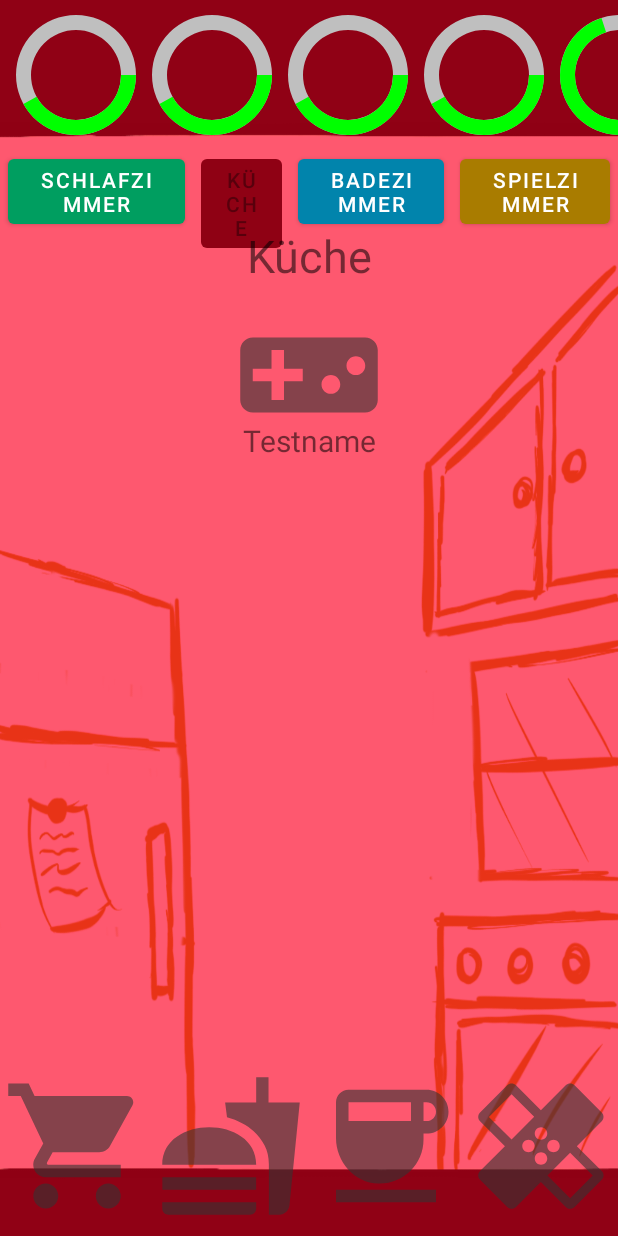
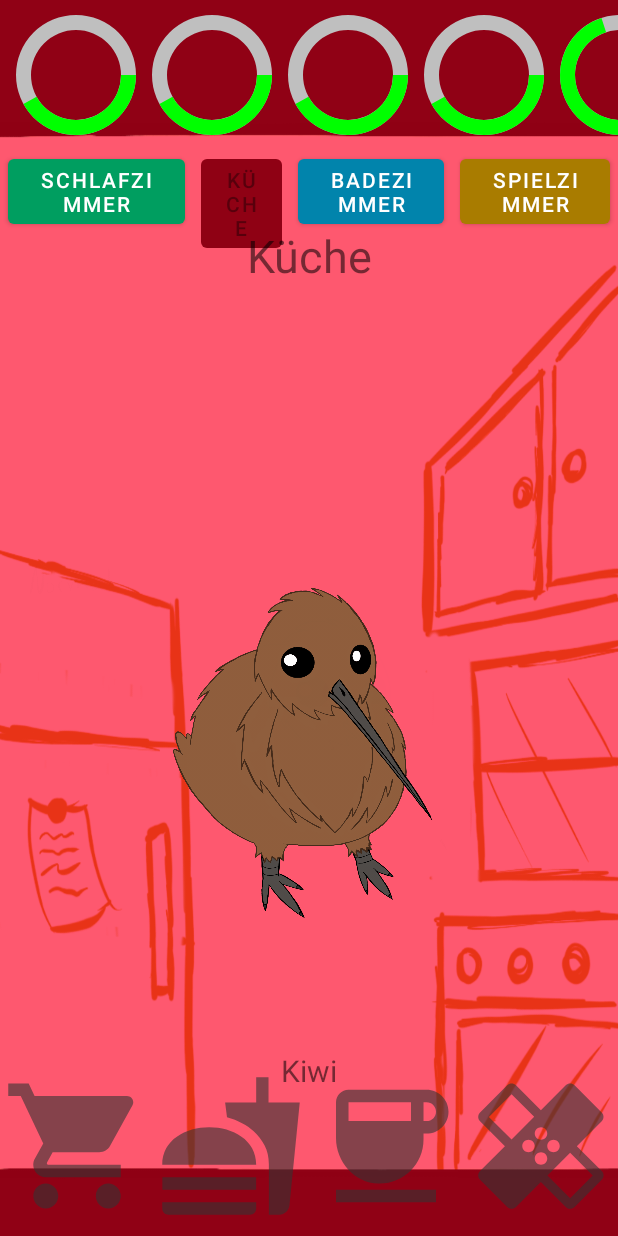
Before and after one commit to Puelro/Tamagochi, an Android app: the Game screen opened directly, with no data from a screen before it, after a tap on "KÜCHE", on a phone screen of 412 x 824 dp. Run offline under Robolectric (Android 15) with nearby library versions, the phone set to English and light mode, and no system bars; 2 other taps on this screen came first.

Commit message:
Pet-Bild eingefügt JavaDoc hinzugefügt

```diff
--- a/app/src/main/java/com/example/tamagochi/Game.java
+++ b/app/src/main/java/com/example/tamagochi/Game.java
@@ -12,10 +12,16 @@ import android.widget.TextView;
 import androidx.appcompat.app.AlertDialog;
 import androidx.appcompat.app.AppCompatActivity;
 
+/**
+ * Manages the Main-Features of the App
+ * @author Robin
+ */
 public class Game extends AppCompatActivity {
 
+    /**Pet*/
     private Pet myPet;
 
+    /**ProgressbarManager for Pets values*/
     ProgressBarManager progressBarManager;
 
     /**Number of food-supplies*/
@@ -44,7 +50,7 @@ public class Game extends AppCompatActivity {
     private ImageButton buttonFood;
     private ImageButton buttonCoffee;
     private ImageButton buttonPotion;
-    private ImageButton buttonStore;
+    private ImageButton buttonShop;
     private ImageButton buttonSleep;
     private ImageButton buttonPlay;
     private ImageButton buttonPet;
@@ -60,20 +66,24 @@ public class Game extends AppCompatActivity {
         super.onCreate(savedInstanceState);
         setContentView(R.layout.activity_game);
 
-        myPet = new Pet("Testname", 50,50,50,50,70,true,0);
+        myPet = new Pet("Kiwi", 50,50,50,50,70,true,0);
 
+        /**initialize TextViews*/
         textViewRoom = findViewById(R.id.tvRoom);
         textViewName = findViewById(R.id.tvName);
         textViewName.setText(myPet.getName());
         root=(LinearLayout)findViewById(R.id.root);
 
+        /**initialize ProgressBarManager*/
         progressBarManager = new ProgressBarManager(this);
         progressBarManager.updateProgressbarHunger(30);
 
         updateProgressbarAll();
 
+        /**start Timer to reduce values*/
         timer.run();
 
+        /**Button to go back to MainMenu*/
         buttonMenu = findViewById(R.id.btnMenu);
         buttonMenu.setOnClickListener(new View.OnClickListener() {
             @Override
@@ -83,6 +93,7 @@ public class Game extends AppCompatActivity {
             }
         });
 
+        /**Button to enter the Bedroom*/
         buttonBedroom = findViewById(R.id.btnBedroom);
         buttonBedroom.setOnClickListener(new View.OnClickListener() {
             @Override
@@ -97,6 +108,7 @@ public class Game extends AppCompatActivity {
             }
         });
 
+        /**Button to enter the Bathroom*/
         buttonBathroom = findViewById(R.id.btnBathroom);
         buttonBathroom.setOnClickListener(new View.OnClickListener() {
             @Override
@@ -110,6 +122,7 @@ public class Game extends AppCompatActivity {
             }
         });
 
+        /**Button to enter the Kitchen*/
         buttonKitchen = findViewById(R.id.btnKitchen);
         buttonKitchen.setOnClickListener(new View.OnClickListener(){
             @Override
@@ -120,12 +133,13 @@ public class Game extends AppCompatActivity {
                 buttonFood.setVisibility(View.VISIBLE);
                 buttonCoffee.setVisibility(View.VISIBLE);
                 buttonPotion.setVisibility(View.VISIBLE);
-                buttonStore.setVisibility(View.VISIBLE);
+                buttonShop.setVisibility(View.VISIBLE);
                 textViewRoom.setText("Küche");
                 root.setBackgroundResource(R.drawable.kitchen);
             }
         });
 
+        /**Button to enter the Playroom*/
         buttonPlayroom = findViewById(R.id.btnPlayroom);
         buttonPlayroom.setOnClickListener(new View.OnClickListener(){
             @Override
@@ -140,6 +154,7 @@ public class Game extends AppCompatActivity {
             }
         });
 
+        /**Button to feed the Pet*/
         buttonFood = findViewById(R.id.btnFood);
         /*buttonFood.setEnabled(false);
         if(food > 0){
@@ -155,6 +170,7 @@ public class Game extends AppCompatActivity {
             }
         });
 
+        /**Button to give the Pet coffee*/
         buttonCoffee = findViewById(R.id.btnCoffee);
         /*buttonCoffee.setEnabled(false);
         if(food > 0){
@@ -170,6 +186,7 @@ public class Game extends AppCompatActivity {
             }
         });
 
+        /**Button to heal the Pet*/
        buttonPotion = findViewById(R.id.btnPotion);
         /* buttonPotion.setEnabled(false);
         if(potion > 0){
@@ -185,14 +202,16 @@ public class Game extends AppCompatActivity {
             }
         });
 
-        buttonStore = findViewById(R.id.btnStore);
-        buttonStore.setOnClickListener(new View.OnClickListener() {
+        /**Button to open the shop*/
+        buttonShop = findViewById(R.id.btnShop);
+        buttonShop.setOnClickListener(new View.OnClickListener() {
             @Override
             public void onClick(View v) {
                 shopMenu();
             }
         });
 
+        /**Button to let the Pet Sleep*/
         buttonSleep = findViewById(R.id.btnSleep);
         buttonSleep.setOnClickListener(new View.OnClickListener() {
             @Override
@@ -201,6 +220,7 @@ public class Game extends AppCompatActivity {
             }
         });
 
+        /**Button to play the minniGame*/
         buttonPlay = findViewById(R.id.btnPlay);
         buttonPlay.setOnClickListener(new View.OnClickListener() {
             @Override
@@ -209,6 +229,7 @@ public class Game extends AppCompatActivity {
             }
         });
 
+        /**Button to pet the Pet*/
         buttonPet = findViewById(R.id.btnPet);
         buttonPet.setOnClickListener(new View.OnClickListener() {
             @Override
@@ -218,6 +239,7 @@ public class Game extends AppCompatActivity {
             }
         });
 
+        /**Button to wash the Pet*/
         buttonWash = findViewById(R.id.btnWash);
         buttonWash.setOnClickListener(new View.OnClickListener() {
             @Override
@@ -233,7 +255,7 @@ public class Game extends AppCompatActivity {
         buttonPotion.setVisibility(View.VISIBLE);
         buttonFood.setVisibility(View.VISIBLE);
         buttonCoffee.setVisibility(View.VISIBLE);
-        buttonStore.setVisibility(View.VISIBLE);
+        buttonShop.setVisibility(View.VISIBLE);
         textViewRoom.setText("Küche");
     }
 
@@ -259,6 +281,7 @@ public class Game extends AppCompatActivity {
 
 
     //TODO Bilder für die Kaufoptionen einfügen
+    /**Shop to buy food, coffee and potions*/
     public void shopMenu(){
         AlertDialog.Builder alertDialog = new AlertDialog.Builder(this);
         alertDialog.setMessage("Shop");
@@ -285,10 +308,9 @@ public class Game extends AppCompatActivity {
         buttonWash.setVisibility(View.INVISIBLE);
         buttonPotion.setVisibility(View.INVISIBLE);
         buttonCoffee.setVisibility(View.INVISIBLE);
-        buttonStore.setVisibility(View.INVISIBLE);
+        buttonShop.setVisibility(View.INVISIBLE);
     }
 
-    /**Update all Progressbars*/
     public void updateProgressbarAll(){
         progressBarManager.updateProgressbarHunger(myPet.getHunger());
         progressBarManager.updateProgressbarEnergy(myPet.getEnergy());
--- a/app/src/main/res/layout/activity_game.xml
+++ b/app/src/main/res/layout/activity_game.xml
@@ -189,16 +189,16 @@
         <ImageView
             android:id="@+id/imageView"
             android:layout_width="match_parent"
-            android:layout_height="wrap_content"
-            android:layout_marginTop="200dp"
+            android:layout_height="500dp"
+            android:layout_marginTop="250dp"
             android:layout_weight="1"
-            android:src="@drawable/game" />
+            android:src="@drawable/kiwi" />
 
         <TextView
             android:id="@+id/tvName"
             android:layout_width="match_parent"
             android:layout_height="wrap_content"
-            android:layout_marginTop="280dp"
+            android:layout_marginTop="700dp"
             android:layout_weight="1"
             android:gravity="center_horizontal"
             android:text="Name"
@@ -229,7 +229,7 @@
             android:orientation="horizontal">
 
             <ImageButton
-                android:id="@+id/btnStore"
+                android:id="@+id/btnShop"
                 android:layout_width="wrap_content"
                 android:layout_height="wrap_content"
                 android:layout_weight="1"
```
Also changed, not shown: app/src/main/java/com/example/tamagochi/Pet.java (+2 -7 lines), app/src/main/java/com/example/tamagochi/ProgressBarManager.java (+11 -5 lines), app/src/main/res/drawable/kiwi.PNG (added).
